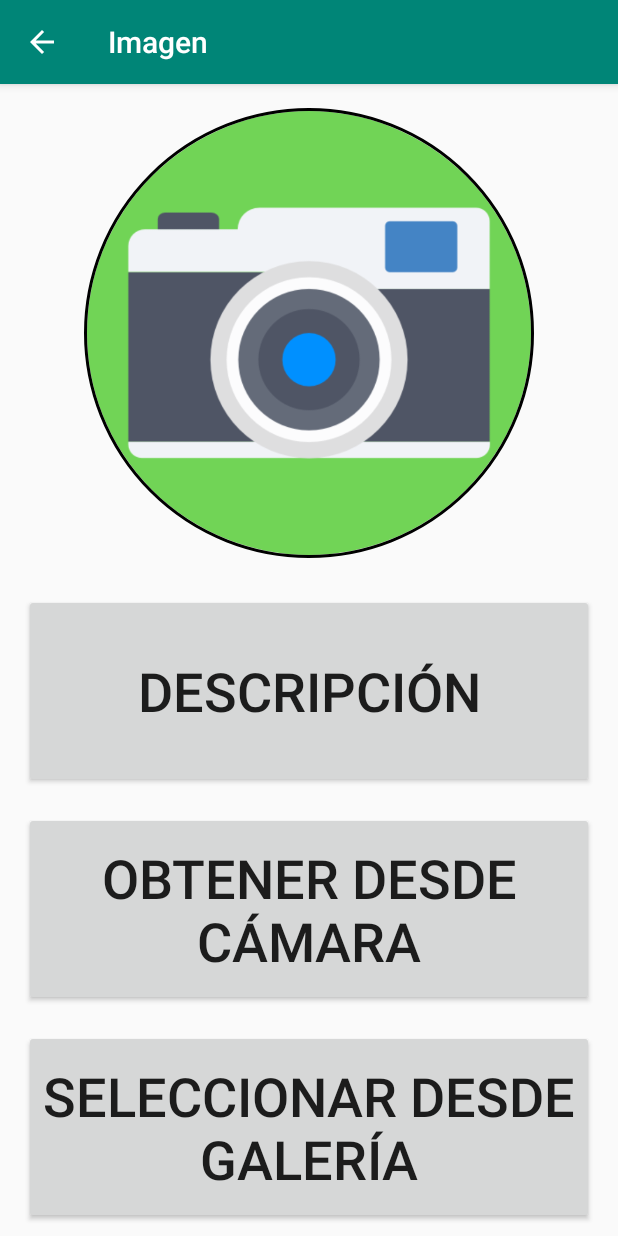
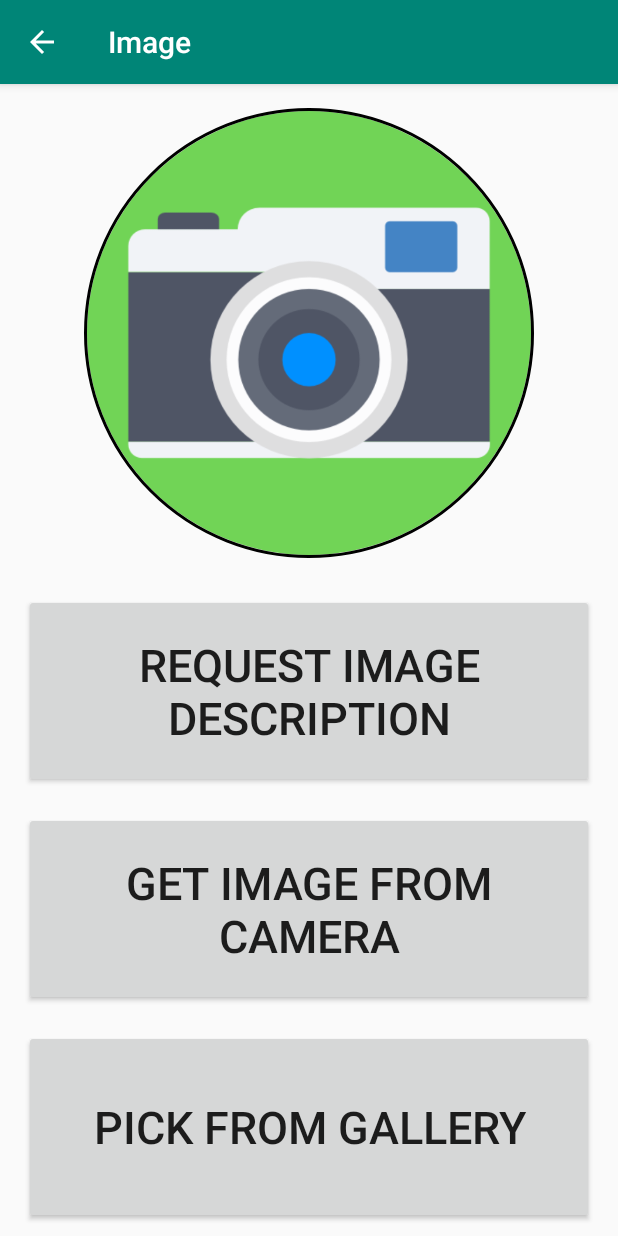
Before and after one commit to drozas/whatsthere, an Android app: the ImageActivity screen opened directly, with no data from a screen before it, on a phone screen of 412 x 824 dp. Run offline under Robolectric (Android 15) with nearby library versions, the phone set to English and light mode, and no system bars; our stand-ins replace CircleImageView; libraries missing offline, so code that uses them is left out: com.afollestad.materialdialogs, com.github.javiersantos.materialstyleddialogs.

Commit message:
text changes + floating dialog deleted

```diff
--- a/WhatsThere/app/src/main/res/layout/content_image.xml
+++ b/WhatsThere/app/src/main/res/layout/content_image.xml
@@ -45,7 +45,7 @@
       android:layout_marginEnd="16dp"
       android:layout_marginBottom="8dp"
       android:text="@string/modo_descripcion"
-      android:textSize="36sp"
+      android:textSize="30sp"
       app:layout_constraintBottom_toTopOf="@+id/imageButton"
       app:layout_constraintEnd_toEndOf="parent"
       app:layout_constraintStart_toStartOf="parent"
@@ -60,9 +60,9 @@
       android:layout_marginTop="8dp"
       android:layout_marginEnd="16dp"
       android:layout_marginBottom="8dp"
+      android:onClick="takeUserImage"
       android:text="@string/camara"
-      android:textSize="36sp"
-      android:onClick="takeUserImage"
+      android:textSize="30sp"
       app:layout_constraintBottom_toTopOf="@+id/videoButton"
       app:layout_constraintEnd_toEndOf="parent"
       app:layout_constraintHorizontal_bias="1.0"
@@ -80,7 +80,7 @@
       android:layout_marginEnd="16dp"
       android:layout_marginBottom="8dp"
       android:text="@string/galeria"
-      android:textSize="36sp"
+      android:textSize="30sp"
       app:layout_constraintBottom_toBottomOf="parent"
       app:layout_constraintEnd_toEndOf="parent"
       app:layout_constraintHorizontal_bias="1.0"
--- a/WhatsThere/app/src/main/res/values/strings.xml
+++ b/WhatsThere/app/src/main/res/values/strings.xml
@@ -1,10 +1,10 @@
 <resources>
     <string name="app_name">What\'s There</string>
-    <string name="title_activity_image">Imagen</string>
-    <string name="modo_imagen">Imagen</string>
-    <string name="modo_video">Vídeo</string>
-    <string name="modo_descripcion">Descripción</string>
-    <string name="galeria">Seleccionar desde galería</string>
-    <string name="camara">Obtener desde cámara</string>
-    <string name="action_settings">Ajustes</string>
+    <string name="title_activity_image">Image</string>
+    <string name="modo_imagen">Image mode</string>
+    <string name="modo_video">Video mode</string>
+    <string name="galeria">Pick from gallery</string>
+    <string name="camara">Get image from camera</string>
+    <string name="action_settings">Settings</string>
+    <string name="modo_descripcion">Request image description</string>
 </resources>
```
Also changed, not shown: WhatsThere/app/src/main/java/es/whatsthere/ImageActivity.java (+1 -7 lines), WhatsThere/app/src/main/res/layout/content_main.xml (+8 -8 lines).
